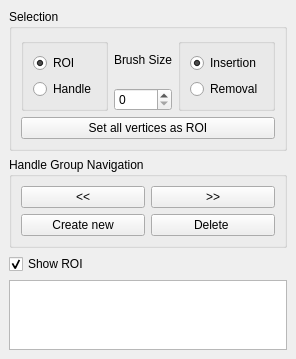
This is Polyhedron/demo/Polyhedron/Deform_mesh_2.ui in CGAL/cgal as Qt 5 draws it before an edit. The edited form follows.
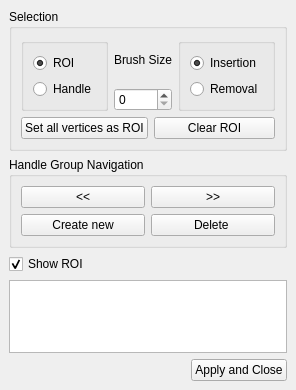
This is the edited form.

Commit message: painting like vertex selection: OK, closest handle_group is activated when ctrl pressed (use left/right button) (some parts need to be corrected for reselections of roi+handle)

Diff of the .ui file:
```diff
--- a/Polyhedron/demo/Polyhedron/Deform_mesh_2.ui
+++ b/Polyhedron/demo/Polyhedron/Deform_mesh_2.ui
@@ -7,7 +7,7 @@
     <x>0</x>
     <y>0</y>
     <width>272</width>
-    <height>359</height>
+    <height>390</height>
    </rect>
   </property>
   <property name="windowTitle">
@@ -44,6 +44,13 @@
            </property>
           </widget>
          </item>
+         <item>
+          <widget class="QPushButton" name="ClearROIPushButton">
+           <property name="text">
+            <string>Clear ROI</string>
+           </property>
+          </widget>
+         </item>
         </layout>
        </item>
        <item row="2" column="0" rowspan="2">
@@ -163,6 +170,30 @@
       </property>
      </widget>
     </item>
+    <item>
+     <layout class="QHBoxLayout" name="ApplyAndCloseLayout">
+      <item>
+       <spacer name="horizontalSpacer">
+        <property name="orientation">
+         <enum>Qt::Horizontal</enum>
+        </property>
+        <property name="sizeHint" stdset="0">
+         <size>
+          <width>40</width>
+          <height>20</height>
+         </size>
+        </property>
+       </spacer>
+      </item>
+      <item>
+       <widget class="QPushButton" name="ApplyAndClosePushButton">
+        <property name="text">
+         <string>Apply and Close</string>
+        </property>
+       </widget>
+      </item>
+     </layout>
+    </item>
    </layout>
   </widget>
  </widget>
```
Left out of the diff: 4 changed lines with no effect on the pictures. The commit also changes 3 other files.
